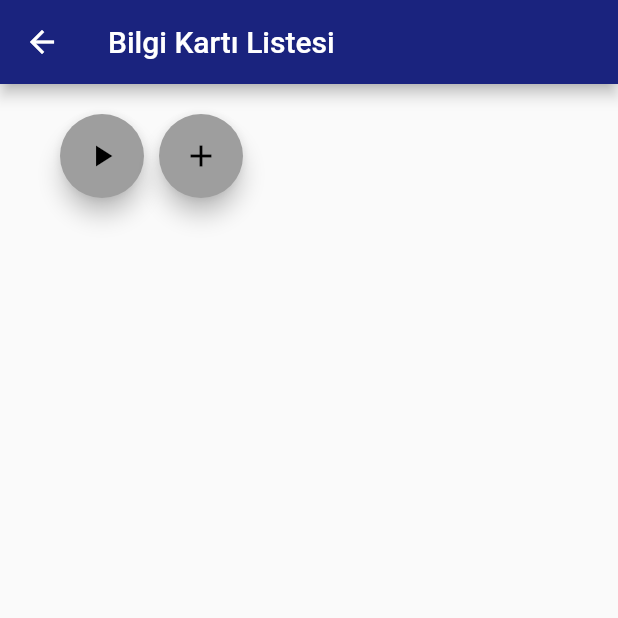
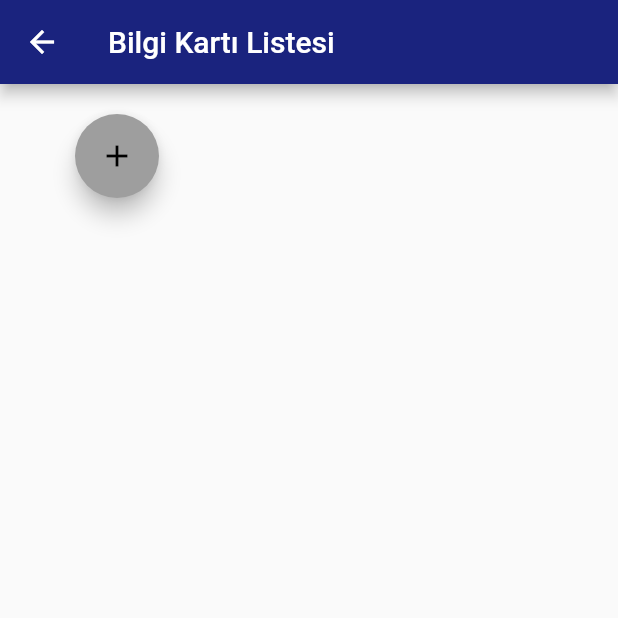
Before and after one commit to Fonur/flashcards_tur_eng, a Flutter app: the SetPage screen opened by its route, on a phone screen of 412 x 824 dp, the top half of it. Run offline on Flutter 3.47's test engine with Material 2 defaults, Android fonts, the phone set to English and light mode, and no system bars; our stand-ins replace rxdart, sqflite; accounts and stored records are empty.

```diff
--- a/lib/pages/set_page.dart
+++ b/lib/pages/set_page.dart
@@ -32,7 +32,11 @@ class _SetPageState extends State<SetPage> {
           onPressed: () => Navigator.pushReplacementNamed(context, '/'),
         ),
       ),
-      body: ListView(
+      body: StreamBuilder(
+        stream: _blocFlashCard.flashcards,
+        builder: (BuildContext context, AsyncSnapshot snapshot) {
+          if (snapshot.hasData) {
+            return ListView(
               children: <Widget>[
                 SizedBox(
                   height: 20,
@@ -42,14 +46,16 @@ class _SetPageState extends State<SetPage> {
                     SizedBox(
                       width: 40,
                     ),
-              FloatingActionButton(
+                    snapshot.data.length > 1
+                        ? FloatingActionButton(
                             heroTag: "play_button",
                             child: Icon(Icons.play_arrow),
                             onPressed: () {
-                  Navigator.pushReplacementNamed(
-                      context, "/PlayFlashCard/${widget.cardSetId}");
+                              Navigator.pushReplacementNamed(context,
+                                  "/PlayFlashCard/${widget.cardSetId}");
                             },
-              ),
+                          )
+                        : Text(""),
                     SizedBox(
                       width: 10,
                     ),
@@ -63,14 +69,7 @@ class _SetPageState extends State<SetPage> {
                     ),
                   ],
                 ),
-          SizedBox(
-            height: 10,
-          ),
-          StreamBuilder(
-            stream: _blocFlashCard.flashcards,
-            builder: (BuildContext context, AsyncSnapshot snapshot) {
-              if (snapshot.hasData) {
-                return ListView.builder(
+                ListView.builder(
                   itemCount: snapshot.data.length,
                   physics: const AlwaysScrollableScrollPhysics(),
                   scrollDirection: Axis.vertical,
@@ -94,12 +93,12 @@ class _SetPageState extends State<SetPage> {
                           snapshot.data[index].valueName),
                     );
                   },
+                ),
+              ],
             );
           } else
             return Text("");
         },
-          ),
-        ],
       ),
     );
   }
```
Also changed, not shown: lib/pages/home_page.dart (+9 -3 lines), pubspec.lock, 6 other files. Lines whose indentation alone changed are shown as unchanged.
